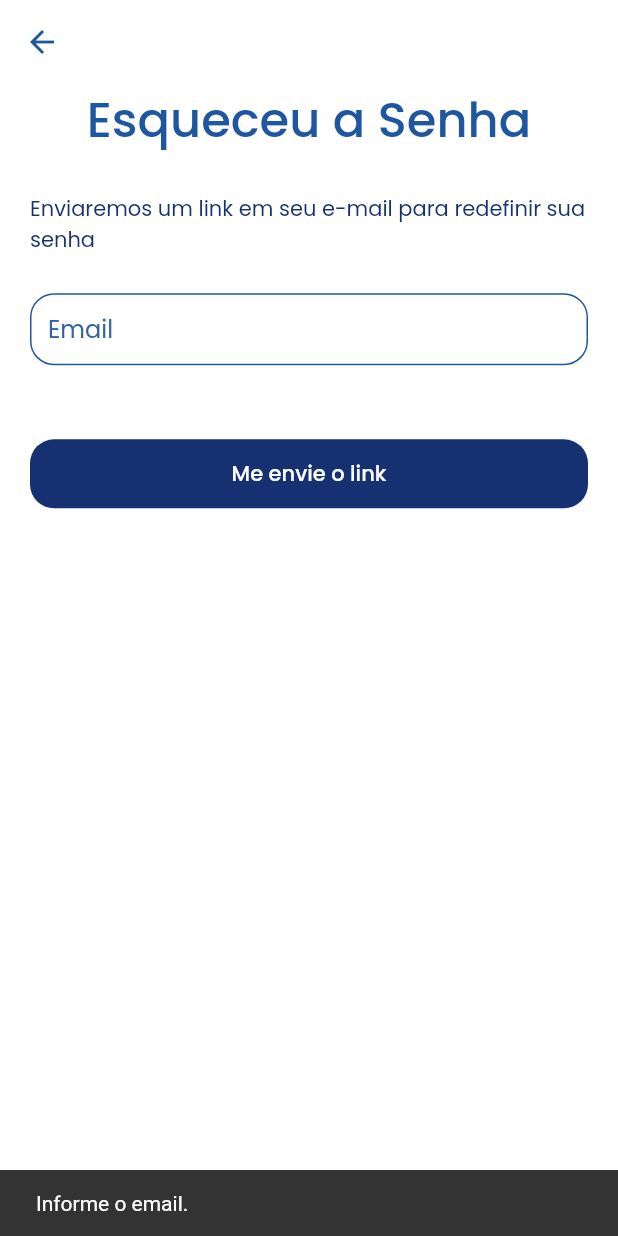
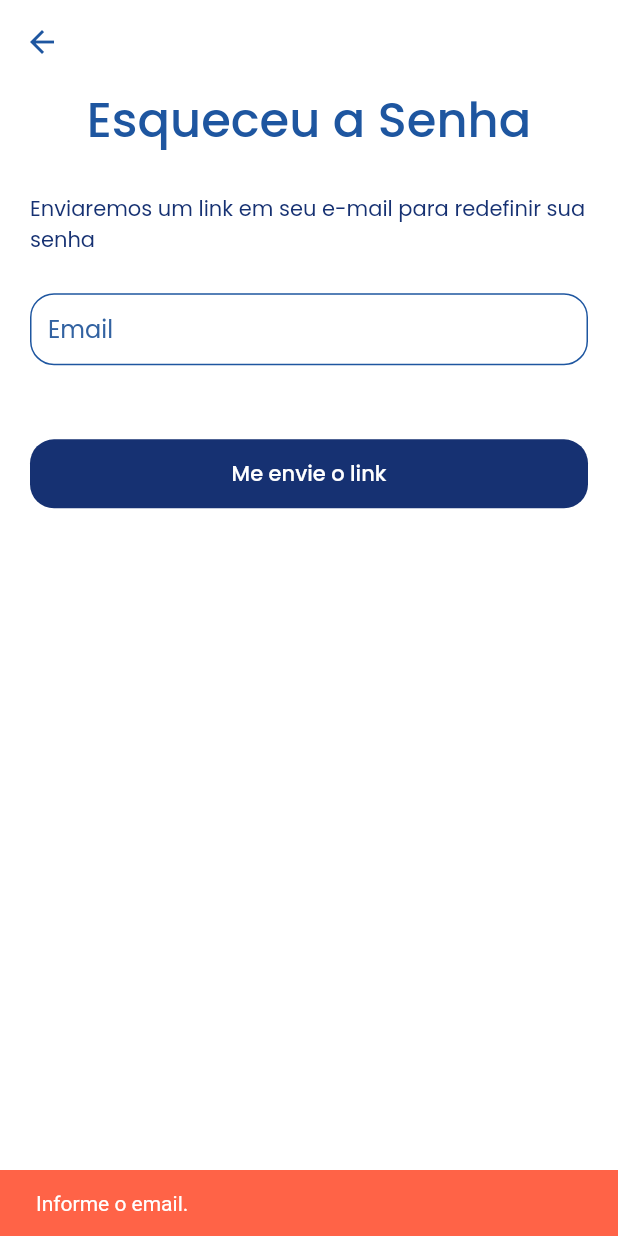
Before and after one commit to renankanu/app_todo, a Flutter app: the ForgotPasswordScreen screen opened directly, after a tap on "Me envie o link", on a phone screen of 412 x 824 dp. Run offline on Flutter 3.47's test engine with Material 2 defaults, Android fonts, the phone set to English and light mode, and no system bars; our stand-ins replace cloud_firestore, firebase_auth, firebase_core, flutter_svg, google_sign_in; accounts and stored records are empty; network calls fail.

Commit message:
Refactor - add color in snackbar

```diff
--- a/lib/app/screens/forgot_password/forgot_password_screen.dart
+++ b/lib/app/screens/forgot_password/forgot_password_screen.dart
@@ -16,11 +16,11 @@ class ForgotPasswordScreen extends StatelessWidget {
 
     Future validEmail(BuildContext context) async {
       if (_emailController.text.isEmpty) {
-        Utils().showSnack(context, "Informe o email.");
+        Utils().showSnack(context, "Informe o email.", kPersimmon);
         return;
       }
       if (!emailValidatorRegExp.hasMatch(_emailController.text)) {
-        Utils().showSnack(context, "Informe um email válido.");
+        Utils().showSnack(context, "Informe um email válido.", kPersimmon);
         return;
       }
       try {
@@ -29,10 +29,11 @@ class ForgotPasswordScreen extends StatelessWidget {
         Navigator.pop(context);
       } on FirebaseAuthException catch (e) {
         if (e.code == 'user-not-found') {
-          Utils().showSnack(context, "Usuário não encontrado.");
+          Utils().showSnack(context, "Usuário não encontrado.", kPersimmon);
           return;
         }
-        Utils().showSnack(context, "Opps, não foi possível enviar o link. 😕");
+        Utils().showSnack(
+            context, "Opps, não foi possível enviar o link. 😕", kPersimmon);
       } catch (e) {
         rethrow;
       }
--- a/lib/app/screens/login/login_screen.dart
+++ b/lib/app/screens/login/login_screen.dart
@@ -107,7 +107,7 @@ class _LoginScreenState extends State<LoginScreen> {
                         _emailController.clear();
                         _passwordController.clear();
                       } else {
-                        Utils().showSnack(context, returnValue);
+                        Utils().showSnack(context, returnValue, kPersimmon);
                       }
                     },
                   ),
--- a/lib/app/utils/utils.dart
+++ b/lib/app/utils/utils.dart
@@ -1,10 +1,11 @@
 import 'package:flutter/material.dart';
 
 class Utils {
-  void showSnack(BuildContext context, String message) {
+  void showSnack(BuildContext context, String message, Color backgroundColor) {
     Scaffold.of(context).showSnackBar(
       SnackBar(
         content: Text(message),
+        backgroundColor: backgroundColor,
       ),
     );
   }
```
Also changed, not shown: lib/app/screens/register/widget/body.dart (+4 -4 lines).
